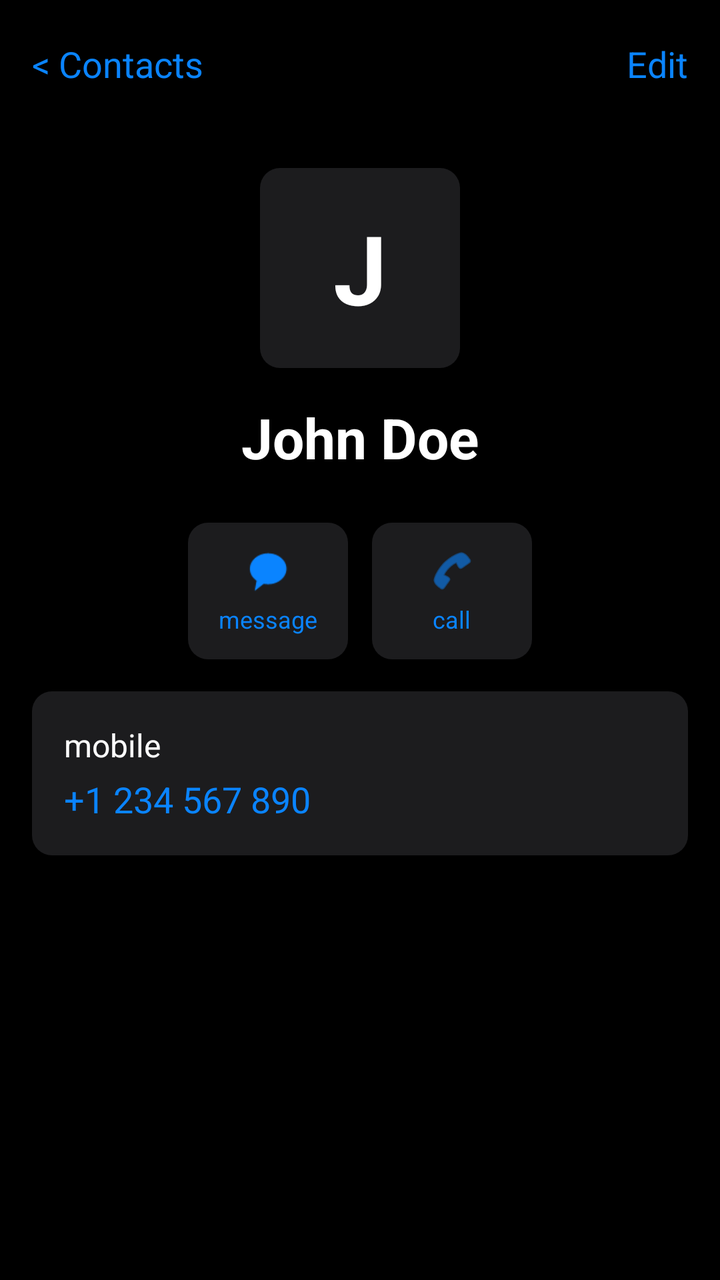
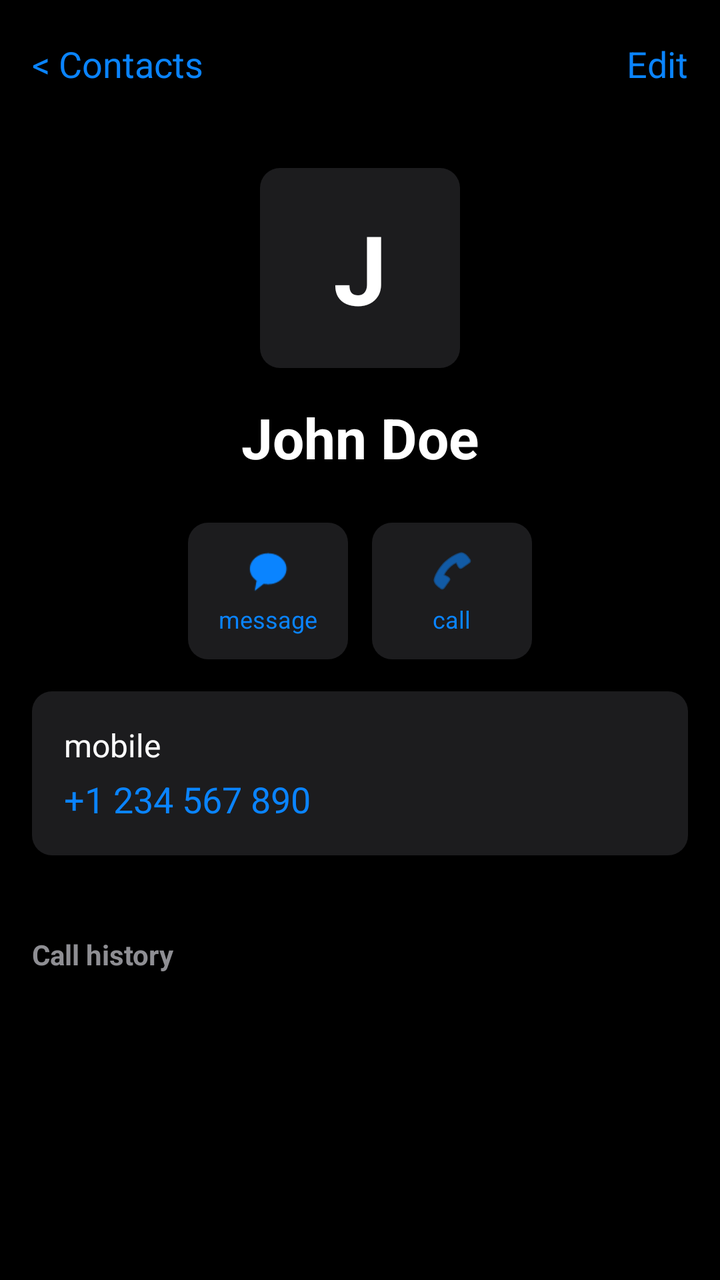

Screens rendered from an Android XML layout before and after an edit, with the pre-edit source and the edit as a unified diff.
<!-- AndroidManifest.xml: application theme Theme.MyContact -->
<!-- res/layout/activity_contact_details.xml -->
<?xml version="1.0" encoding="utf-8"?>
<LinearLayout xmlns:android="http://schemas.android.com/apk/res/android"
    xmlns:app="http://schemas.android.com/apk/res-auto"
    android:layout_width="match_parent"
    android:layout_height="match_parent"
    android:background="#000000"
    android:orientation="vertical">

    <RelativeLayout
        android:layout_width="match_parent"
        android:layout_height="?attr/actionBarSize"
        android:paddingHorizontal="16dp">

        <TextView
            android:id="@+id/btnBack"
            android:layout_width="wrap_content"
            android:layout_height="wrap_content"
            android:layout_alignParentStart="true"
            android:layout_centerVertical="true"
            android:text="&lt; Contacts"
            android:textColor="#0A84FF"
            android:textSize="18sp" />

        <TextView
            android:layout_width="wrap_content"
            android:layout_height="wrap_content"
            android:layout_alignParentEnd="true"
            android:layout_centerVertical="true"
            android:text="Edit"
            android:textColor="#0A84FF"
            android:textSize="18sp" />
    </RelativeLayout>

    <LinearLayout
        android:layout_width="match_parent"
        android:layout_height="wrap_content"
        android:gravity="center"
        android:orientation="vertical"
        android:paddingTop="20dp">

        <TextView
            android:id="@+id/tvDetailInitial"
            android:layout_width="100dp"
            android:layout_height="100dp"
            android:background="@drawable/search_bg"
            android:gravity="center"
            android:text="J"
            android:textColor="#FFFFFF"
            android:textSize="48sp"
            android:textStyle="bold" />

        <TextView
            android:id="@+id/tvDetailName"
            android:layout_width="wrap_content"
            android:layout_height="wrap_content"
            android:layout_marginTop="16dp"
            android:text="John Doe"
            android:textColor="#FFFFFF"
            android:textSize="28sp"
            android:textStyle="bold" />
    </LinearLayout>

    <LinearLayout
        android:layout_width="match_parent"
        android:layout_height="wrap_content"
        android:layout_marginTop="24dp"
        android:gravity="center"
        android:orientation="horizontal">

        <LinearLayout
            android:layout_width="80dp"
            android:layout_height="wrap_content"
            android:background="@drawable/search_bg"
            android:gravity="center"
            android:layout_marginHorizontal="6dp"
            android:orientation="vertical"
            android:paddingVertical="12dp">
            <ImageView
                android:layout_width="24dp"
                android:layout_height="24dp"
                android:src="@android:drawable/sym_action_chat"
                app:tint="#0A84FF" />
            <TextView
                android:layout_width="wrap_content"
                android:layout_height="wrap_content"
                android:layout_marginTop="4dp"
                android:text="message"
                android:textColor="#0A84FF"
                android:textSize="12sp" />
        </LinearLayout>

        <LinearLayout
            android:id="@+id/btnProfileCall"
            android:layout_width="80dp"
            android:layout_height="wrap_content"
            android:background="@drawable/search_bg"
            android:gravity="center"
            android:layout_marginHorizontal="6dp"
            android:orientation="vertical"
            android:paddingVertical="12dp">
            <ImageView
                android:layout_width="24dp"
                android:layout_height="24dp"
                android:src="@android:drawable/ic_menu_call"
                app:tint="#0A84FF" />
            <TextView
                android:layout_width="wrap_content"
                android:layout_height="wrap_content"
                android:layout_marginTop="4dp"
                android:text="call"
                android:textColor="#0A84FF"
                android:textSize="12sp" />
        </LinearLayout>

    </LinearLayout>

    <LinearLayout
        android:layout_width="match_parent"
        android:layout_height="wrap_content"
        android:layout_margin="16dp"
        android:background="@drawable/search_bg"
        android:orientation="vertical"
        android:padding="16dp">

        <TextView
            android:layout_width="wrap_content"
            android:layout_height="wrap_content"
            android:text="mobile"
            android:textColor="#FFFFFF"
            android:textSize="16sp" />

        <TextView
            android:id="@+id/tvDetailPhone"
            android:layout_width="wrap_content"
            android:layout_height="wrap_content"
            android:layout_marginTop="4dp"
            android:text="+1 234 567 890"
            android:textColor="#0A84FF"
            android:textSize="18sp" />
    </LinearLayout>

</LinearLayout>
<!-- resources referenced by this layout -->
<resources>
  <!-- drawable search_bg (drawable) -->
  <?xml version="1.0" encoding="utf-8"?>
  <shape xmlns:android="http://schemas.android.com/apk/res/android"
      android:shape="rectangle">
  
      <solid android:color="#1C1C1E" />
  
      <corners android:radius="10dp" />
  
  </shape>
  <style name="Theme.MyContact" parent="Theme.Material3.Light.NoActionBar">
          
          <item name="colorPrimary">@color/purple_500</item>
          <item name="colorPrimaryVariant">@color/purple_700</item>
          <item name="colorOnPrimary">@color/white</item>
          
          <item name="colorSecondary">@color/teal_200</item>
          <item name="colorSecondaryVariant">@color/teal_700</item>
          <item name="colorOnSecondary">@color/black</item>
          
          <item name="android:statusBarColor">?attr/colorPrimaryVariant</item>
          
      </style>
  <color name="purple_500">#FF6200EE</color>
  <color name="purple_700">#FF3700B3</color>
  <color name="white">#FFFFFFFF</color>
  <color name="teal_200">#FF03DAC5</color>
  <color name="teal_700">#FF018786</color>
  <color name="black">#FF000000</color>
</resources>

<!-- the commit's change to res/layout/activity_contact_details.xml (unified diff, before → after) -->
@@ -139,4 +139,30 @@
             android:textSize="18sp" />
     </LinearLayout>
 
+    <TextView
+        android:layout_width="match_parent"
+        android:layout_height="wrap_content"
+        android:layout_marginHorizontal="16dp"
+        android:layout_marginTop="24dp"
+        android:layout_marginBottom="8dp"
+        android:text="Call history"
+        android:textColor="#8E8E93"
+        android:textSize="14sp"
+        android:textStyle="bold" />
+
+    <LinearLayout
+        android:layout_width="match_parent"
+        android:layout_height="wrap_content"
+        android:layout_marginHorizontal="16dp"
+        android:background="@drawable/search_bg"
+        android:orientation="vertical"
+        android:paddingHorizontal="16dp">
+
+        <androidx.recyclerview.widget.RecyclerView
+            android:id="@+id/rvCallHistory"
+            android:layout_width="match_parent"
+            android:layout_height="wrap_content"
+            android:nestedScrollingEnabled="false" />
+    </LinearLayout>
+
 </LinearLayout>
